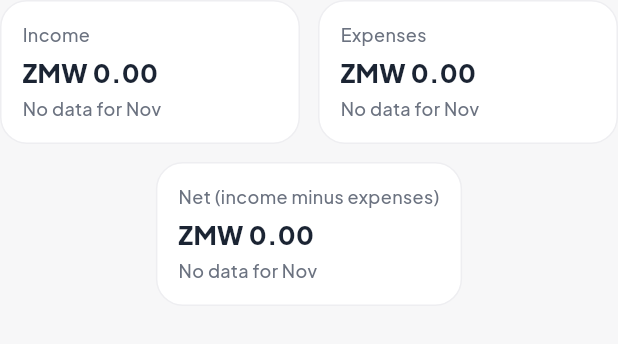
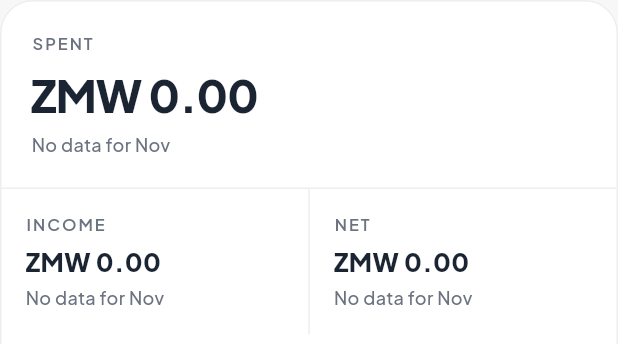
Before and after one commit to X3KSIS/Mobile-Expense-Tracker, a Flutter app: the ReportKpis widget shown alone on an empty page, opened directly with empty values, on a phone screen of 412 x 824 dp. Shown: the top 344 px of the screen. Run offline on Flutter 3.47's test engine with Material 3 defaults, Android fonts, the phone set to English and light mode, and no system bars; our stand-ins replace drift, drift_flutter, flutter_local_notifications, go_router, image_picker, local_auth and 3 more; missing offline and left inert: notification_listener_service; accounts and stored records are empty; generated files the repository leaves out were written again; statements that could not run were skipped.

Commit message:
feat(reports): one aligned money card and a month picker
Spent leads the card, with income and net in equal columns below. Tap
the month for a year-and-month grid (with what was spent each month)
reaching back to the first month with data, instead of stepping back
one month at a time.

```diff
--- a/lib/ui/reports/widgets/report_kpis.dart
+++ b/lib/ui/reports/widgets/report_kpis.dart
@@ -5,10 +5,12 @@ import '../../../utils/dates.dart';
 import '../../core/themes/colors.dart';
 import '../../core/themes/dimens.dart';
 import '../../core/themes/theme.dart';
+import '../../core/ui/animated_number.dart';
 import '../view_models/reports_view_model.dart';
 
-/// Income, expenses and net for the month, each with the change from the
-/// previous month.
+/// The month's money in one card: what was spent first and largest, then
+/// income and net side by side in equal columns. Each figure shows its
+/// change from the previous month.
 class ReportKpis extends StatelessWidget {
   const ReportKpis({super.key, required this.current, required this.previous});
 
@@ -18,51 +20,75 @@ class ReportKpis extends StatelessWidget {
   @override
   Widget build(BuildContext context) {
     final vs = formatMonthShort(previous.month);
-    return Column(
+    final colors = context.colors;
+    return Container(
+      decoration: BoxDecoration(
+        color: colors.surface,
+        borderRadius: BorderRadius.circular(Dimens.radiusList),
+        border: Border.all(color: colors.border),
+      ),
+      child: Column(
+        crossAxisAlignment: CrossAxisAlignment.stretch,
         children: [
-        Row(
+          Padding(
+            padding: const EdgeInsets.all(Dimens.cardPadding),
+            child: _Figure(
+              label: 'SPENT',
+              value: current.expenses,
+              previous: previous.expenses,
+              upIsGood: false,
+              vs: vs,
+              large: true,
+            ),
+          ),
+          const Divider(height: 1),
+          IntrinsicHeight(
+            child: Row(
+              crossAxisAlignment: CrossAxisAlignment.stretch,
               children: [
                 Expanded(
-              child: _KpiTile(
-                label: 'Income',
+                  child: Padding(
+                    padding: const EdgeInsets.all(Dimens.gapL),
+                    child: _Figure(
+                      label: 'INCOME',
                       value: current.income,
                       previous: previous.income,
                       upIsGood: true,
                       vs: vs,
                     ),
                   ),
-            const SizedBox(width: Dimens.gapM),
+                ),
+                const VerticalDivider(width: 1),
                 Expanded(
-              child: _KpiTile(
-                label: 'Expenses',
-                value: current.expenses,
-                previous: previous.expenses,
-                upIsGood: false,
-                vs: vs,
-              ),
-            ),
-          ],
-        ),
-        const SizedBox(height: Dimens.gapM),
-        _KpiTile(
-          label: 'Net (income minus expenses)',
+                  child: Padding(
+                    padding: const EdgeInsets.all(Dimens.gapL),
+                    child: _Figure(
+                      label: 'NET',
                       value: current.net,
                       previous: previous.net,
                       upIsGood: true,
                       vs: vs,
                     ),
+                  ),
+                ),
               ],
+            ),
+          ),
+        ],
+      ),
     );
   }
 }
 
-class _KpiTile extends StatelessWidget {
-  const _KpiTile({
+/// Label, amount and change: one figure of the card.
+class _Figure extends StatelessWidget {
+  const _Figure({
     required this.label,
     required this.value,
     required this.previous,
     required this.upIsGood,
     required this.vs,
+    this.large = false,
   });
 
   final String label;
@@ -70,36 +96,33 @@ class _KpiTile extends StatelessWidget {
   final double previous;
   final bool upIsGood;
   final String vs;
+  final bool large;
 
   @override
   Widget build(BuildContext context) {
     return MergeSemantics(
-      child: Container(
-        padding: const EdgeInsets.all(Dimens.gapL - 2),
-        decoration: BoxDecoration(
-          color: context.colors.surface,
-          borderRadius: BorderRadius.circular(Dimens.radiusTile),
-          border: Border.all(color: context.colors.border),
-        ),
       child: Column(
         crossAxisAlignment: CrossAxisAlignment.start,
         children: [
-            Text(label, style: context.text.caption),
+          Text(label, style: context.text.overline),
           const SizedBox(height: Dimens.gapXs),
-            FittedBox(
+          AnimatedNumber(
+            value: value,
+            builder: (context, shown) => FittedBox(
               fit: BoxFit.scaleDown,
               alignment: Alignment.centerLeft,
-              child: Text(formatZmw(value), style: context.text.statValue),
+              child: Text(
+                formatZmw(shown),
+                style: large
+                    ? context.text.amountMedium
+                    : context.text.statValue,
+                maxLines: 1,
+              ),
+            ),
           ),
           const SizedBox(height: Dimens.gapXs),
-            _Delta(
-              value: value,
-              previous: previous,
-              upIsGood: upIsGood,
-              vs: vs,
-            ),
+          _Delta(value: value, previous: previous, upIsGood: upIsGood, vs: vs),
         ],
-        ),
       ),
     );
   }
@@ -125,6 +148,8 @@ class _Delta extends StatelessWidget {
       return Text(
         previous == 0 ? 'No data for $vs' : 'Same as $vs',
         style: context.text.caption,
+        maxLines: 1,
+        overflow: TextOverflow.ellipsis,
       );
     }
     final up = change > 0;
```
Also changed, not shown: lib/ui/reports/view_models/reports_view_model.dart (+30 -8 lines), lib/ui/reports/widgets/month_picker_sheet.dart (added, +233 -0 lines), lib/ui/reports/widgets/month_switcher.dart (+30 -1 lines), lib/ui/reports/widgets/reports_screen.dart (+14 -1 lines), 2 other files. Lines whose indentation alone changed are shown as unchanged.
